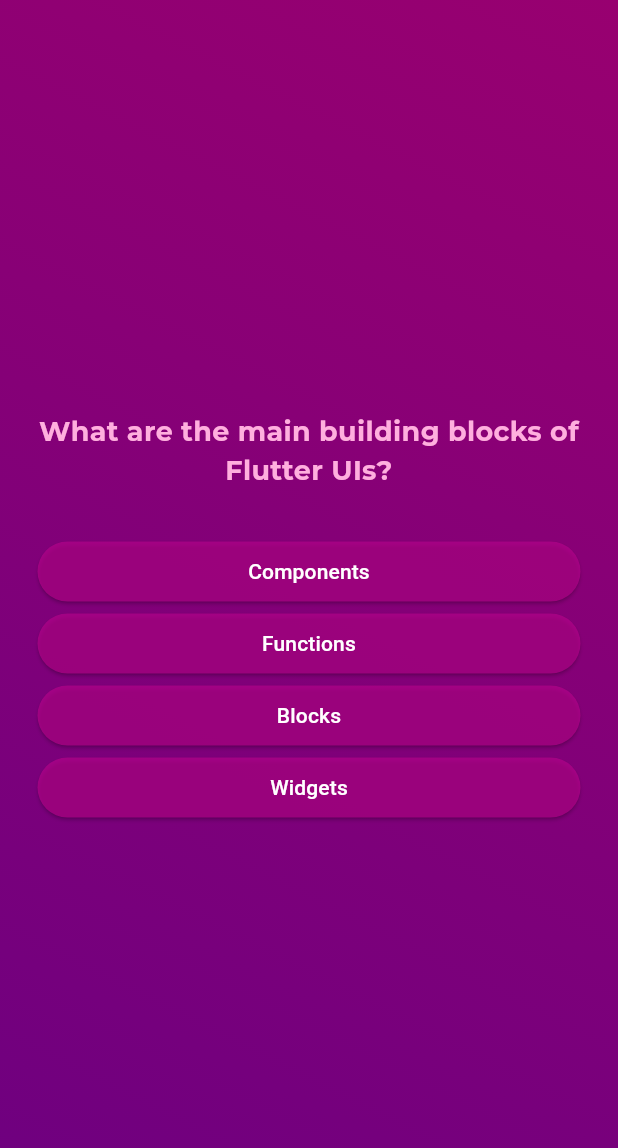
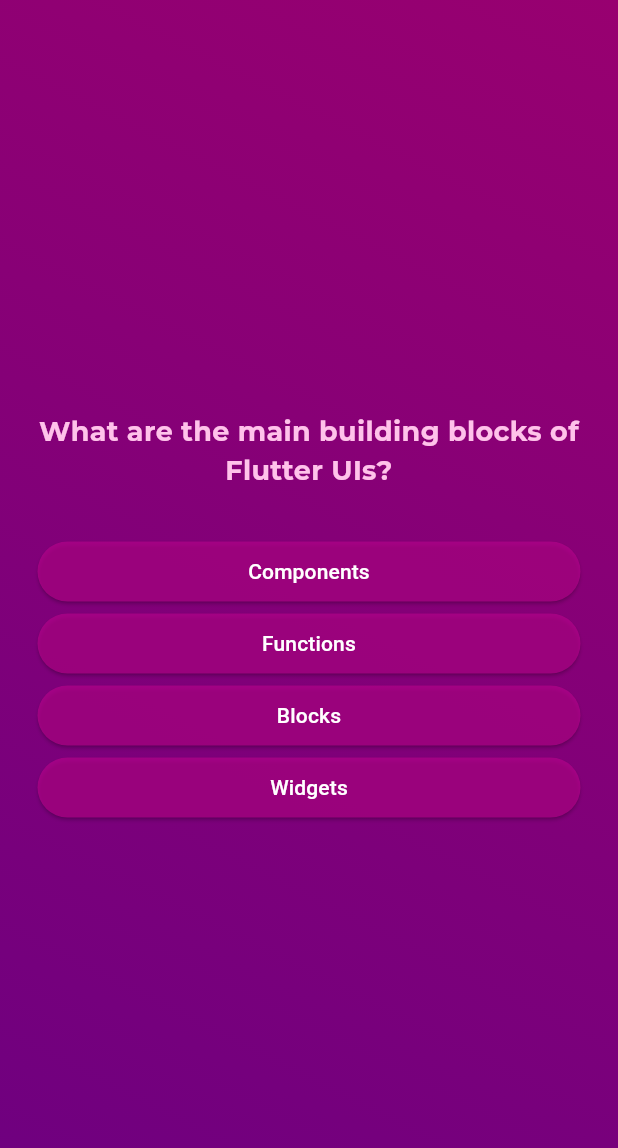
Before and after one commit to hurairamuzammal/Quiz-Application-Using-Flutter, a Flutter app: the screen it shows after launch, after a tap on "Start Quiz", on a phone screen of 412 x 824 dp. Shown: the top 1148 px of the screen. Run offline on Flutter 3.47's test engine with Material 3 defaults, Android fonts, the phone set to English and light mode, and no system bars; our stand-ins replace google_fonts.

Commit message:
lec 75 completed here

```diff
--- a/lib/questions_screen.dart
+++ b/lib/questions_screen.dart
@@ -44,7 +44,7 @@
               style: GoogleFonts.montserrat(
                   fontSize: 18,
                   fontWeight: FontWeight.bold,
-                  color: const Color.fromARGB(255, 255, 175, 222)),
+                  color: const Color.fromARGB(255, 255, 194, 234)),
               // style: const TextStyle(
               //   fontSize: 24,
               //   fontWeight: FontWeight.bold,
--- a/lib/start_screen.dart
+++ b/lib/start_screen.dart
@@ -1,4 +1,5 @@
 import 'package:flutter/material.dart';
+import 'package:google_fonts/google_fonts.dart';
 
 class StartScreen extends StatelessWidget {
   const StartScreen(this.startQuiz, {super.key});
@@ -17,10 +18,10 @@
           const SizedBox(
             height: 80,
           ),
-          const Text(
+          Text(
             "Learn Flutter the Fun Way!!",
-            style: TextStyle(
-              color: Color.fromARGB(255, 255, 194, 234),
+            style: GoogleFonts.montserrat(
+              color: const Color.fromARGB(255, 255, 194, 234),
               fontSize: 15,
             ),
           ),
```
